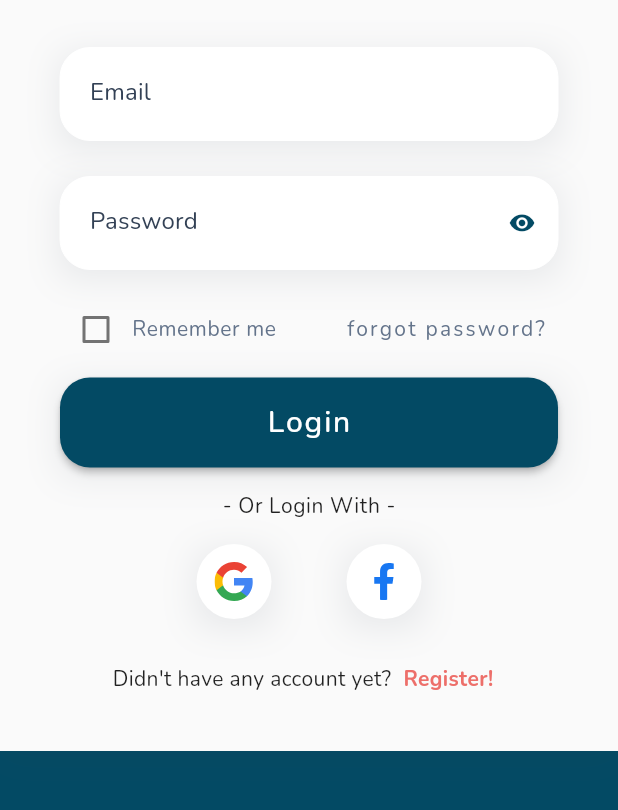
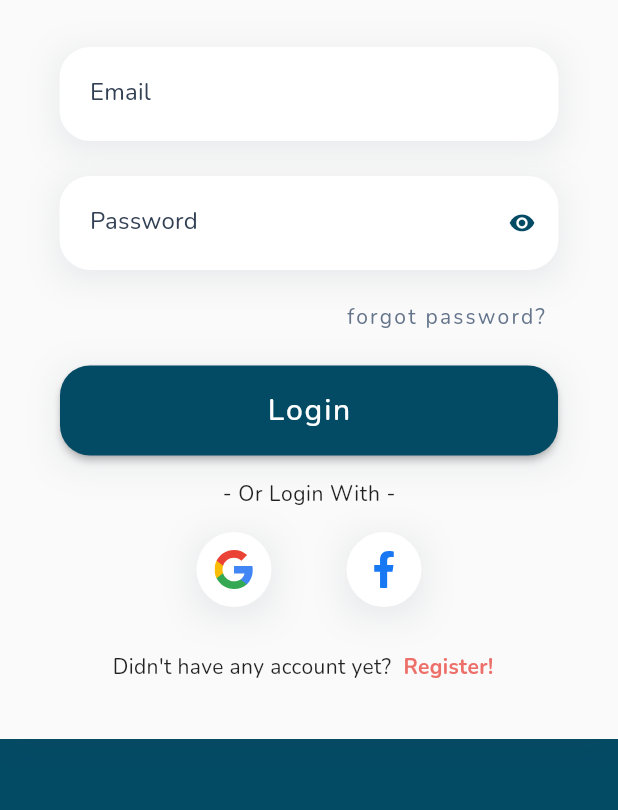
Before and after one commit to rahdeva/buahtangan, a Flutter app: the screen it shows after launch, after a tap on "Get Started", on a phone screen of 412 x 824 dp, the part 416-1226 px from its top. Run offline on Flutter 3.47's test engine with Material 2 defaults, Android fonts, the phone set to English and light mode, and no system bars; our stand-ins replace carousel_slider, cloud_firestore, device_preview, firebase_auth, firebase_core, firebase_storage and 10 more; missing offline and left inert: flutter_facebook_auth; accounts and stored records are empty; network calls fail.

Commit message:
hide remember me

```diff
--- a/lib/app/modules/authentication/views/login_view.dart
+++ b/lib/app/modules/authentication/views/login_view.dart
@@ -1,5 +1,6 @@
 import 'package:get/get.dart';
 import 'package:flutter/material.dart';
+import 'package:sizer/sizer.dart';
 
 import '../../../themes/color_theme.dart';
 import '../../../themes/text_theme.dart';
@@ -22,17 +23,20 @@ class LoginView extends GetView<LoginController> {
     return Scaffold(
       backgroundColor: primaryColor,
       body: SafeArea(
+        child: SizedBox(
+          height: 100.h,
           child: SingleChildScrollView(
             child: Column(
               crossAxisAlignment: CrossAxisAlignment.start,
-            children: <Widget>[
+              children: [
                 const LogoImageContainer(),
                 Container(
-                width: Get.width,
+                  width: 100.w,
                   padding: const EdgeInsets.fromLTRB(40, 40, 40, 24),
+                  // constraints: BoxConstraints(maxHeight: 100.w),
                   decoration: whiteContainerDecoration(),
                   child: Column(
-                  mainAxisAlignment: MainAxisAlignment.center,
+                    mainAxisAlignment: MainAxisAlignment.start,
                     children: [
                       Text(
                         "Welcome to BuahTangan!",
@@ -52,7 +56,7 @@ class LoginView extends GetView<LoginController> {
                         labelText: "Password",
                         hintText: "Your Password...",
                       ),
-                    const SizedBox(height: 16),
+                      const SizedBox(height: 8),
                       RememberMeForgotPass(
                         controller: controller
                       ),
@@ -85,6 +89,7 @@ class LoginView extends GetView<LoginController> {
                 ),
               ],
             ),
+          ),
         )
       ),
     );
--- a/lib/app/modules/authentication/widgets/rememberme_forgotpass_widget.dart
+++ b/lib/app/modules/authentication/widgets/rememberme_forgotpass_widget.dart
@@ -15,24 +15,24 @@ class RememberMeForgotPass extends StatelessWidget {
   @override
   Widget build(BuildContext context) {
     return Row(
-      mainAxisAlignment: MainAxisAlignment.spaceBetween,
+      mainAxisAlignment: MainAxisAlignment.end,
       children: [
-        Obx(
-          () => Row(
-            children: [
-              Checkbox(
-                value: controller.rememberme.value,
-                onChanged: (_) => controller.rememberme.toggle(),
-              ),
-              Text(
-                "Remember me",
-                style: projectTextTheme.caption?.copyWith(
-                  color: slate500
-                ),
-              ),
-            ],
-          ),
-        ),
+        // Obx(
+        //   () => Row(
+        //     children: [
+        //       Checkbox(
+        //         value: controller.rememberme.value,
+        //         onChanged: (_) => controller.rememberme.toggle(),
+        //       ),
+        //       Text(
+        //         "Remember me",
+        //         style: projectTextTheme.caption?.copyWith(
+        //           color: slate500
+        //         ),
+        //       ),
+        //     ],
+        //   ),
+        // ),
         TextButton(
           onPressed: () => controller.resetDialog(),
           child: Text(
```
Lines whose indentation alone changed are shown as unchanged.
